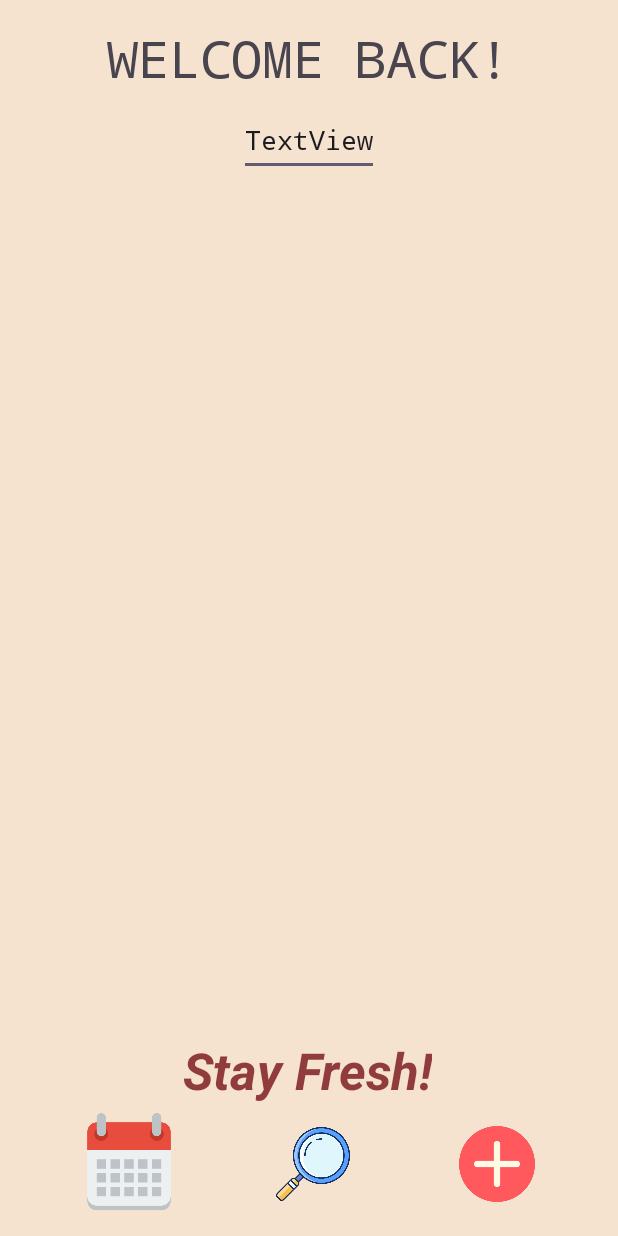
After one commit to DDRanderson/AppProgGroupProject, an Android app: the layout homescreen.xml on its own in the app's theme, with its tools: preview values and no code run, on a phone screen of 412 x 824 dp. The commit adds this screen. Run offline under Robolectric (Android 15) with nearby library versions, the phone set to English and light mode, and no system bars.

Commit message:
homescreen
simple, base view of the homescreen page

```diff
--- a/app/build.gradle.kts
+++ b/app/build.gradle.kts
@@ -22,6 +22,7 @@ android {
             proguardFiles(getDefaultProguardFile("proguard-android-optimize.txt"), "proguard-rules.pro")
         }
     }
+
     compileOptions {
         sourceCompatibility = JavaVersion.VERSION_1_8
         targetCompatibility = JavaVersion.VERSION_1_8
--- /dev/null
+++ b/app/src/main/res/layout/homescreen.xml
@@ -0,0 +1,91 @@
+<?xml version="1.0" encoding="utf-8"?>
+<androidx.constraintlayout.widget.ConstraintLayout xmlns:android="http://schemas.android.com/apk/res/android"
+    xmlns:app="http://schemas.android.com/apk/res-auto"
+    xmlns:tools="http://schemas.android.com/tools"
+    android:id="@+id/constraintLayout2"
+    android:layout_width="match_parent"
+    android:layout_height="match_parent"
+    android:background="@color/leftoverTrackerColor">
+
+    <ImageButton
+        android:id="@+id/buttonCalendar"
+        android:layout_width="73dp"
+        android:layout_height="72dp"
+        android:layout_marginBottom="12dp"
+        android:backgroundTint="@color/leftoverTrackerColor"
+        android:scaleType="fitCenter"
+        android:scaleX="1.5"
+        android:scaleY="1.5"
+        app:layout_constraintBottom_toBottomOf="parent"
+        app:layout_constraintEnd_toStartOf="@+id/buttonSearch"
+        app:layout_constraintStart_toStartOf="parent"
+        android:src="@drawable/calendar2" />
+
+    <ImageButton
+        android:id="@+id/buttonSearch"
+        android:layout_width="73dp"
+        android:layout_height="72dp"
+        android:layout_marginBottom="12dp"
+        android:backgroundTint="@color/leftoverTrackerColor"
+        android:scaleType="fitCenter"
+        app:layout_constraintBottom_toBottomOf="parent"
+        app:layout_constraintEnd_toStartOf="@+id/buttonAddRecipe"
+        app:layout_constraintStart_toEndOf="@+id/buttonCalendar"
+        android:src="@drawable/search" />
+
+
+    <ImageButton
+        android:id="@+id/buttonAddRecipe"
+        android:layout_width="73dp"
+        android:layout_height="72dp"
+        android:layout_marginEnd="44dp"
+        android:layout_marginBottom="12dp"
+        android:background="@color/leftoverTrackerColor"
+        android:scaleType="fitCenter"
+        app:layout_constraintBottom_toBottomOf="parent"
+        app:layout_constraintEnd_toEndOf="parent"
+        android:src="@drawable/add" />
+
+    <TextView
+        android:id="@+id/welcome"
+        android:layout_width="wrap_content"
+        android:layout_height="wrap_content"
+        android:layout_marginTop="16dp"
+        android:fontFamily="monospace"
+        android:text="WELCOME BACK!"
+        android:textSize="34sp"
+        app:layout_constraintEnd_toEndOf="parent"
+        app:layout_constraintHorizontal_bias="0.496"
+        app:layout_constraintStart_toStartOf="parent"
+        app:layout_constraintTop_toTopOf="parent" />
+
+    <EditText
+        android:id="@+id/textView5"
+        android:layout_width="wrap_content"
+        android:layout_height="48dp"
+
+        android:fontFamily="monospace"
+        android:text="TextView"
+        app:layout_constraintBottom_toBottomOf="parent"
+        app:layout_constraintEnd_toEndOf="parent"
+        app:layout_constraintStart_toStartOf="parent"
+        app:layout_constraintTop_toTopOf="parent"
+        app:layout_constraintVertical_bias="0.089" />
+
+    <TextView
+        android:id="@+id/textView2"
+        android:layout_width="wrap_content"
+        android:layout_height="wrap_content"
+        android:layout_marginBottom="88dp"
+        android:fontFamily="mono"
+        android:text="@string/stayFresh"
+        android:textColor="#903C3C"
+        android:textSize="34sp"
+        android:textStyle="bold|italic"
+        app:layout_constraintBottom_toBottomOf="parent"
+        app:layout_constraintEnd_toEndOf="parent"
+        app:layout_constraintHorizontal_bias="0.497"
+        app:layout_constraintStart_toStartOf="parent"
+        tools:fontFamily="monospace" />
+
+</androidx.constraintlayout.widget.ConstraintLayout>
```
Also changed, not shown: app/src/main/java/com/example/leftovertracker/ProfileActivity.java (+5 -5 lines), app/src/main/res/layout/activity_main.xml (+5 -5 lines), app/src/main/res/layout/homepage.xml (deleted, +0 -7 lines), app/src/main/res/layout/next_page.xml (deleted, +0 -63 lines), app/src/main/res/layout/profile.xml (deleted, +0 -112 lines), app/src/main/res/drawable/add.png (added), app/src/main/res/drawable/calendar.jpeg (added), app/src/main/res/drawable/calendar2.png (added), app/src/main/res/drawable/notification_bell.jpeg (added), app/src/main/res/drawable/search.png (added).
